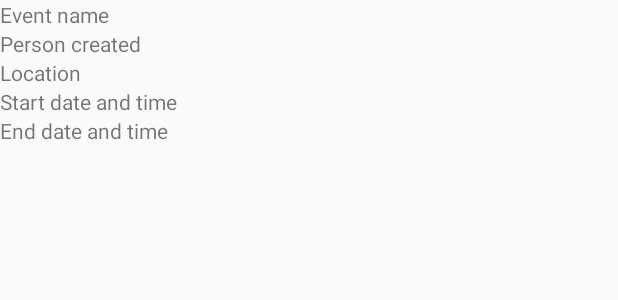
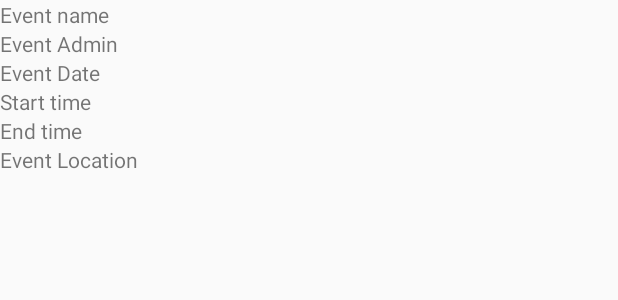
Before and after one commit to PoornimaSanjeevi/cmpe277-finalproject, an Android app: the layout details_popup.xml on its own in the app's theme, with its tools: preview values and no code run, on a phone screen of 412 x 824 dp. Shown: the top 300 px of the screen. Run offline under Robolectric (Android 15) with nearby library versions, the phone set to English and light mode, and no system bars.

Commit message:
19th nov commit

```diff
--- a/app/src/main/AndroidManifest.xml
+++ b/app/src/main/AndroidManifest.xml
@@ -18,6 +18,8 @@
                 <category android:name="android.intent.category.LAUNCHER" />
             </intent-filter>
         </activity>
+        <activity android:name=".CreateEvent"></activity>
+        <activity android:name=".PopupActivity"></activity>
     </application>
 
 </manifest>
--- a/app/src/main/java/tania277/project_final/DataAccess/GetUserAsyncTask.java
+++ b/app/src/main/java/tania277/project_final/DataAccess/AsyncTask/GetUserAsyncTask.java
@@ -1,4 +1,4 @@
-package tania277.project_final.DataAccess;
+package tania277.project_final.DataAccess.AsyncTask;
 
 /**
  * Created by Tania on 11/16/15.
@@ -17,6 +17,7 @@ import com.mongodb.BasicDBList;
 import com.mongodb.BasicDBObject;
 import com.mongodb.DBObject;
 
+import tania277.project_final.DataAccess.QueryBuilders.BaseQueryBuilder;
 import tania277.project_final.Models.User;
 
 
@@ -33,7 +34,7 @@ public class GetUserAsyncTask extends AsyncTask<User, Void, ArrayList<User>> {
         try
         {
             Log.i("message : ", "reached GetContactsAsync");
-            QueryBuilder qb = new QueryBuilder();
+            BaseQueryBuilder qb = new BaseQueryBuilder();
             URL url = new URL(qb.buildEventsGetURL());
             Log.i("message : ", "reached Get URL built");
 
--- a/app/src/main/java/tania277/project_final/DataAccess/QueryBuilder.java
+++ b/app/src/main/java/tania277/project_final/DataAccess/QueryBuilders/BaseQueryBuilder.java
@@ -1,9 +1,9 @@
-package tania277.project_final.DataAccess;
+package tania277.project_final.DataAccess.QueryBuilders;
 
 /**
  * Created by Tania on 11/16/15.
  */
-public class QueryBuilder {
+public class BaseQueryBuilder {
    public String getDatabaseName() {
         return "cmpe277project_runbuddy";
     }
--- a/app/src/main/res/layout/details_popup.xml
+++ b/app/src/main/res/layout/details_popup.xml
@@ -1,32 +1,89 @@
 <?xml version="1.0" encoding="utf-8"?>
 <LinearLayout xmlns:android="http://schemas.android.com/apk/res/android"
     android:orientation="vertical" android:layout_width="match_parent"
-    android:layout_height="match_parent"
-    android:id="@+id/popup">
+    android:layout_height="match_parent">
+    <LinearLayout
+        android:layout_width="wrap_content"
+        android:layout_height="wrap_content"
+        android:orientation="horizontal">
         <TextView
             android:layout_width="wrap_content"
             android:layout_height="wrap_content"
             android:text="Event name"/>
         <TextView
+            android:layout_width="100dp"
+            android:layout_height="wrap_content"
+            android:id="@+id/showname"/>
+    </LinearLayout>
+
+    <LinearLayout
     android:layout_width="wrap_content"
     android:layout_height="wrap_content"
-        android:text="Person created"/>
+    android:orientation="horizontal">
         <TextView
             android:layout_width="wrap_content"
             android:layout_height="wrap_content"
-        android:text="Location"/>
+            android:text="Event Admin"/>
+        <TextView
+            android:layout_width="100dp"
+            android:layout_height="wrap_content"
+            android:id="@+id/showadmin"/>
+    </LinearLayout>
 
+    <LinearLayout
+        android:layout_width="wrap_content"
+        android:layout_height="wrap_content"
+        android:orientation="horizontal">
         <TextView
             android:layout_width="wrap_content"
             android:layout_height="wrap_content"
-        android:text="Start date and time"/>
+            android:text="Event Date"/>
+        <TextView
+            android:layout_width="100dp"
+            android:layout_height="wrap_content"
+            android:id="@+id/showdate"/>
+    </LinearLayout>
+
+    <LinearLayout
+        android:layout_width="wrap_content"
+        android:layout_height="wrap_content"
+        android:orientation="horizontal">
         <TextView
             android:layout_width="wrap_content"
             android:layout_height="wrap_content"
-        android:text="End date and time"/>
+            android:text="Start time"/>
+        <TextView
+            android:layout_width="100dp"
+            android:layout_height="wrap_content"
+            android:id="@+id/showstime"/>
+    </LinearLayout>
 
+    <LinearLayout
+        android:layout_width="wrap_content"
+        android:layout_height="wrap_content"
+        android:orientation="horizontal">
         <TextView
             android:layout_width="wrap_content"
-        android:layout_height="wrap_content" />
+            android:layout_height="wrap_content"
+            android:text="End time"/>
+        <TextView
+            android:layout_width="100dp"
+            android:layout_height="wrap_content"
+            android:id="@+id/showetime"/>
+    </LinearLayout>
+
+    <LinearLayout
+        android:layout_width="wrap_content"
+        android:layout_height="wrap_content"
+        android:orientation="horizontal">
+        <TextView
+            android:layout_width="wrap_content"
+            android:layout_height="wrap_content"
+            android:text="Event Location"/>
+        <TextView
+            android:layout_width="100dp"
+            android:layout_height="wrap_content"
+            android:id="@+id/showloc"/>
+    </LinearLayout>
 
 </LinearLayout>
--- a/app/src/main/res/layout/invited_item.xml
+++ b/app/src/main/res/layout/invited_item.xml
@@ -7,6 +7,11 @@
         android:layout_width="match_parent"
         android:layout_height="match_parent"
         android:orientation="horizontal">
+        <TextView
+            android:id="@+id/event_id"
+            android:layout_width="wrap_content"
+            android:layout_height="wrap_content"
+            android:visibility="invisible"/>
         <TextView
             android:id="@+id/event_name"
             android:layout_width="wrap_content"
```
Also changed, not shown: app/src/main/java/tania277/project_final/CreateEvent.java (+45 -0 lines), app/src/main/java/tania277/project_final/DataAccess/AsyncTask/CreateEventAsyncTask.java (added, +75 -0 lines), app/src/main/java/tania277/project_final/DataAccess/AsyncTask/GetEventDetailsAsyncTask.java (added, +120 -0 lines), app/src/main/java/tania277/project_final/DataAccess/AsyncTask/GetEventsAsyncTask.java (renamed from app/src/main/java/tania277/project_final/DataAccess/GetEventsAsyncTask.java, +7 -6 lines), app/src/main/java/tania277/project_final/DataAccess/QueryBuilders/EventQueryBuilder.java (added, +48 -0 lines), app/src/main/java/tania277/project_final/DataAccess/QueryBuilders/UserQueryBuilder.java (added, +7 -0 lines), app/src/main/java/tania277/project_final/EventFragment.java (+51 -13 lines), app/src/main/java/tania277/project_final/PopupActivity.java (+52 -55 lines), app/src/main/res/layout/attending_item.xml (+18 -7 lines), app/src/main/res/layout/event_create.xml (+28 -5 lines). Lines whose indentation alone changed are shown as unchanged.
